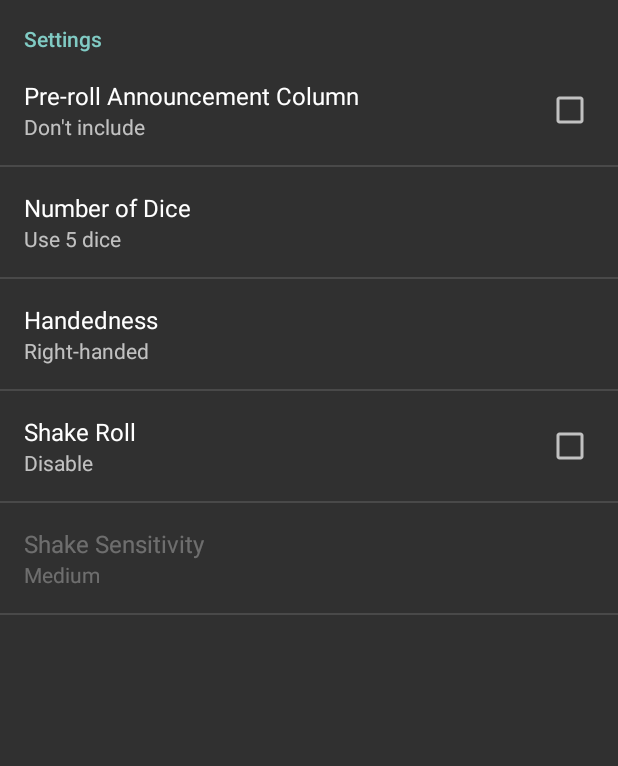
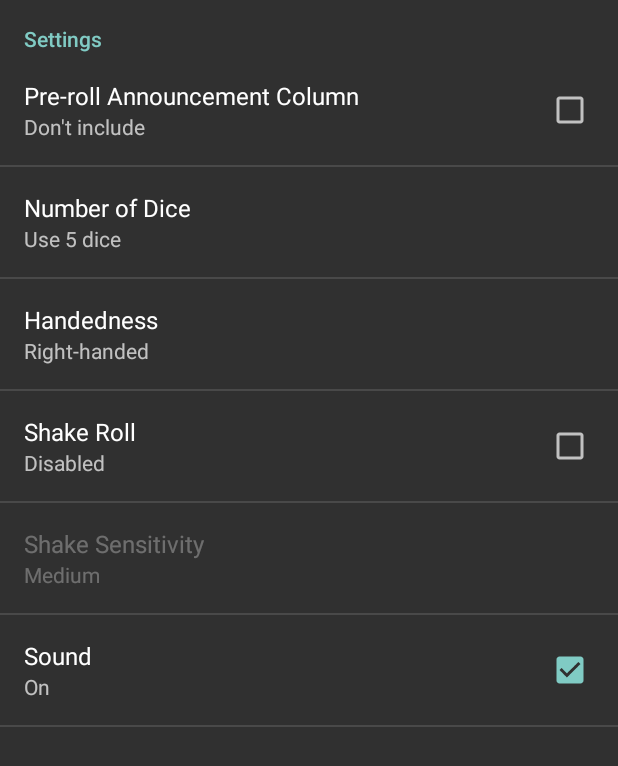
Before and after one commit to tomiplaz/yamb-friends, an Android app: the screen it shows after launch (SettingsActivity), after a tap on "SETTINGS", on a phone screen of 412 x 824 dp. Shown: the top 766 px of the screen. Run offline under Robolectric (Android 15) with nearby library versions, the phone set to English and light mode, and no system bars.

Commit message:
Added sound to Roll Event, implemented Handedness

```diff
--- a/app/src/main/java/com/plazonic/tomislav/yambfriends/SettingsFragment.java
+++ b/app/src/main/java/com/plazonic/tomislav/yambfriends/SettingsFragment.java
@@ -19,14 +19,16 @@ public class SettingsFragment extends PreferenceFragment {
                     changedPreference.setSummary("Use " + settings.getString(key, "5") + " dice");
                     break;
                 case "settings_handedness":
-                    changedPreference.setSummary(settings.getString(key, "Right"));
+                    changedPreference.setSummary(settings.getString(key, "Right-handed"));
                     break;
                 case "settings_shake_roll":
-                    changedPreference.setSummary(settings.getBoolean(key, false) ? "Enable" : "Disable");
+                    changedPreference.setSummary(settings.getBoolean(key, false) ? "Enabled" : "Disabled");
                     break;
                 case "settings_shake_sensitivity":
                     changedPreference.setSummary(settings.getString(key, "Medium"));
                     break;
+                case "settings_sound":
+                    changedPreference.setSummary(settings.getBoolean(key, true) ? "On" : "Off");
                 default:
                     break;
             }
@@ -46,11 +48,13 @@ public class SettingsFragment extends PreferenceFragment {
         key = "settings_dice_count";
         findPreference(key).setSummary("Use " + settings.getString(key, "5") + " dice");
         key = "settings_handedness";
-        findPreference(key).setSummary(settings.getString(key, "Right"));
+        findPreference(key).setSummary(settings.getString(key, "Right-handed"));
         key = "settings_shake_roll";
-        findPreference(key).setSummary(settings.getBoolean(key, false) ? "Enable" : "Disable");
+        findPreference(key).setSummary(settings.getBoolean(key, false) ? "Enabled" : "Disabled");
         key = "settings_shake_sensitivity";
         findPreference(key).setSummary(settings.getString(key, "Medium"));
+        key = "settings_sound";
+        findPreference(key).setSummary(settings.getBoolean(key, true) ? "On" : "Off");
     }
 
     @Override
--- a/app/src/main/res/values/strings.xml
+++ b/app/src/main/res/values/strings.xml
@@ -55,4 +55,5 @@
     <string name="settings_shake_roll_title">Shake Roll</string>
     <string name="settings_shake_sensitivity_title">Shake Sensitivity</string>
     <string name="settings_shake_sensitivity_default">Medium</string>
+    <string name="settings_sound_title">Sound</string>
 </resources>
--- a/app/src/main/res/xml/settings.xml
+++ b/app/src/main/res/xml/settings.xml
@@ -38,5 +38,10 @@
             android:entries="@array/settings_shake_sensitivity_entries"
             android:entryValues="@array/settings_shake_sensitivity_entries"
             android:persistent="true"/>
+        <CheckBoxPreference
+            android:key="settings_sound"
+            android:title="@string/settings_sound_title"
+            android:defaultValue="true"
+            android:persistent="true"/>
     </PreferenceCategory>
 </PreferenceScreen>
```
Also changed, not shown: app/src/main/java/com/plazonic/tomislav/yambfriends/GameActivity.java (+37 -7 lines), app/src/main/java/com/plazonic/tomislav/yambfriends/Grid.java (+6 -6 lines), 1 other file.
